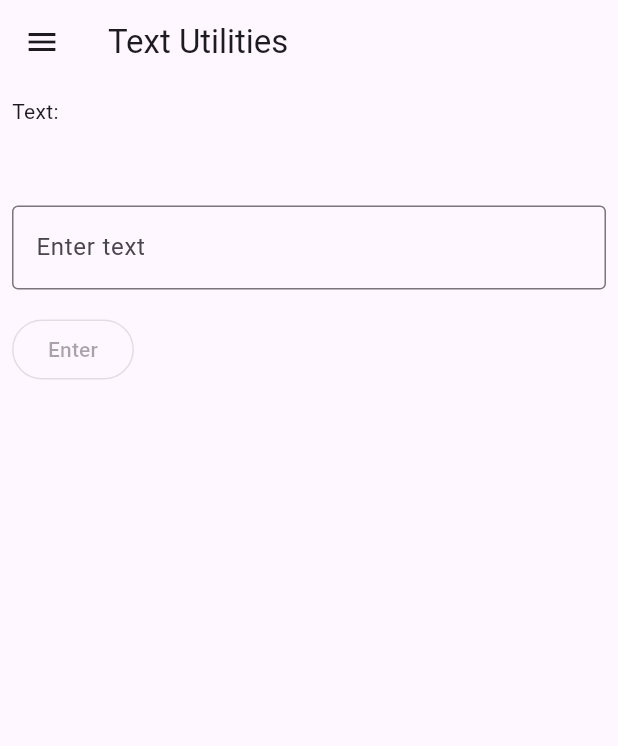
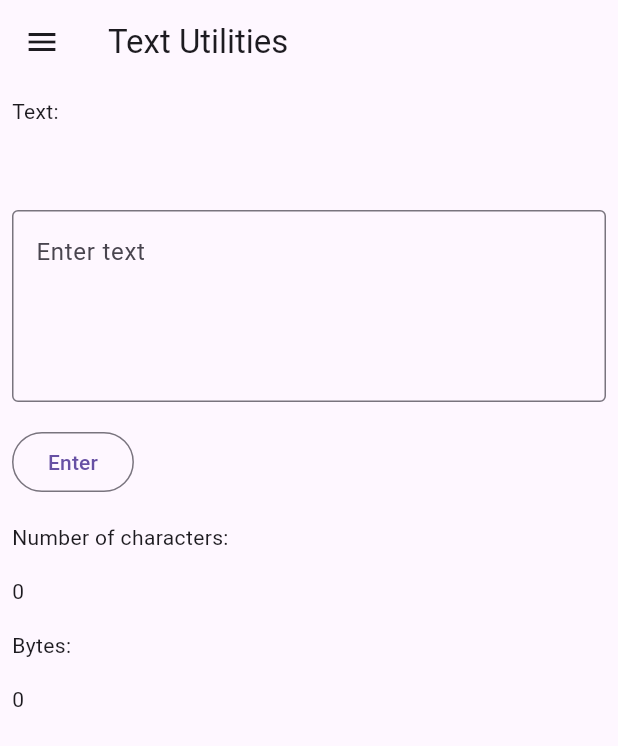
Before and after one commit to Lighting123/amazing_app, a Flutter app: the TextUtilitiesScreen screen opened directly, on a phone screen of 412 x 824 dp. Shown: the top 746 px of the screen. Run offline on Flutter 3.47's test engine with Material 2 defaults, Android fonts, the phone set to English and light mode, and no system bars; our stand-ins replace battery_plus, flutter_riverpod, freezed_annotation.

Commit message:
Big Update(Text Utilities Screen, Minor Bug fixes)

```diff
--- a/lib/notifiers/level_data_notifier.dart
+++ b/lib/notifiers/level_data_notifier.dart
@@ -20,18 +20,12 @@ class LevelNotifier extends StateNotifier<List<LevelData>> {
     var today = DateTime.now();
 
     for (var element in state) {
-      if (element.time.day == today.day) {
+      var time = element.time;
+      if (time.day == today.day && time.month == today.month && time.year == today.year) {
         levelsByDay.add(element);
       } else {}
     }
 
     state = levelsByDay;
   }
-
-  // void removeTodo(String todoId) {
-  // state = [
-  // for (final todo in state)
-  // if (todo.id != todoId) todo,
-  // ];
-  // }
 }
--- a/lib/screens/text_utils_screen.dart
+++ b/lib/screens/text_utils_screen.dart
@@ -1,7 +1,10 @@
+import 'dart:convert';
+
 import 'package:flutter/material.dart';
 import 'package:amazing_app/drawer.dart';
 
 var inputText = "";
+var numberOfBytes = 0;
 
 class TextUtilitiesScreen extends StatefulWidget {
   const TextUtilitiesScreen({super.key});
@@ -11,6 +14,8 @@ class TextUtilitiesScreen extends StatefulWidget {
 }
 
 class _TextUtilitiesScreenState extends State<TextUtilitiesScreen> {
+  final textController = TextEditingController();
+
   @override
   Widget build(BuildContext context) {
     return Scaffold(
@@ -29,21 +34,46 @@ class _TextUtilitiesScreenState extends State<TextUtilitiesScreen> {
           ),
           Padding(
             padding: const EdgeInsets.all(8.0),
-            child: Text(inputText),
+            child: SelectableText(inputText),
           ),
-          const Padding(
-            padding: EdgeInsets.all(8.0),
+          Padding(
+            padding: const EdgeInsets.all(8.0),
             child: TextField(
-              decoration: InputDecoration(
+              maxLines: 4,
+              controller: textController,
+              decoration: const InputDecoration(
                 border: OutlineInputBorder(),
                 hintText: 'Enter text',
               ),
             ),
           ),
+          Padding(
+            padding: const EdgeInsets.all(8.0),
+            child: OutlinedButton(
+                onPressed: () {
+                  setState(() {
+                    inputText += textController.text;
+                    numberOfBytes = utf8.encode(inputText).length;
+                  });
+                },
+                child: const Text("Enter")),
+          ),
           const Padding(
             padding: EdgeInsets.all(8.0),
-            child: OutlinedButton(onPressed: null, child: Text("Enter")),
-          )
+            child: Text("Number of characters: "),
+          ),
+          Padding(
+            padding: const EdgeInsets.all(8.0),
+            child: SelectableText(inputText.characters.length.toString()),
+          ),
+          const Padding(
+            padding: EdgeInsets.all(8.0),
+            child: Text("Bytes: "),
+          ),
+          Padding(
+            padding: const EdgeInsets.all(8.0),
+            child: SelectableText(numberOfBytes.toString()),
+          ),
         ],
       ),
     );
```
